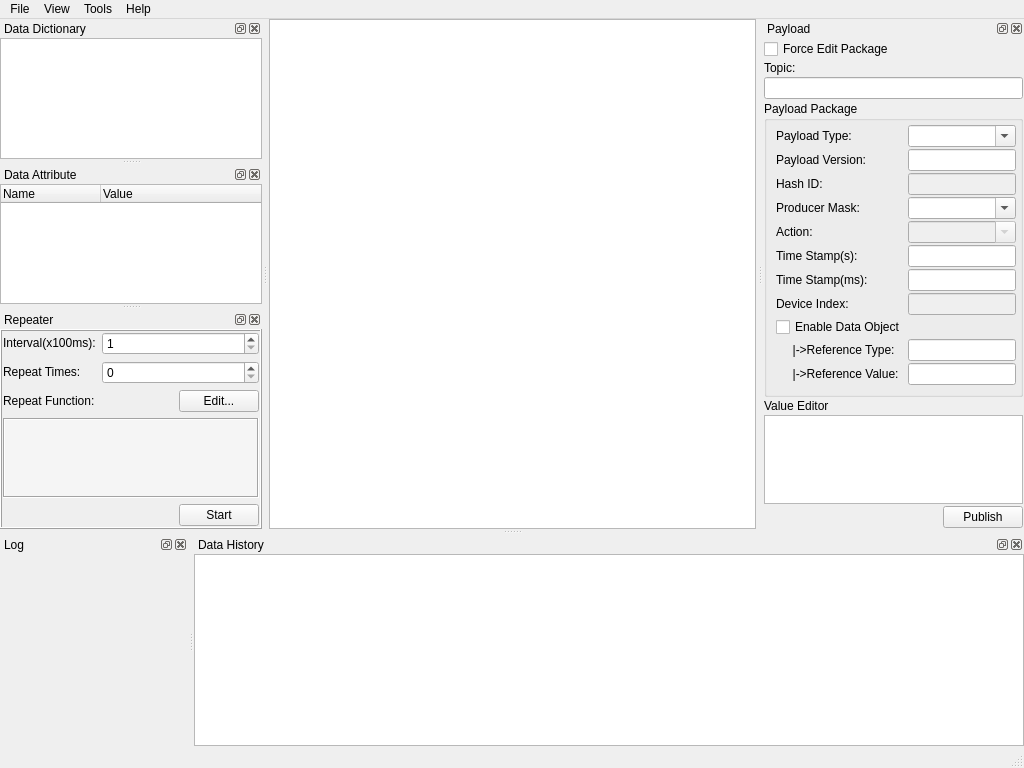
zhanddkk/mqtt-utility, file application/UiMainWin.ui: the form before one commit.
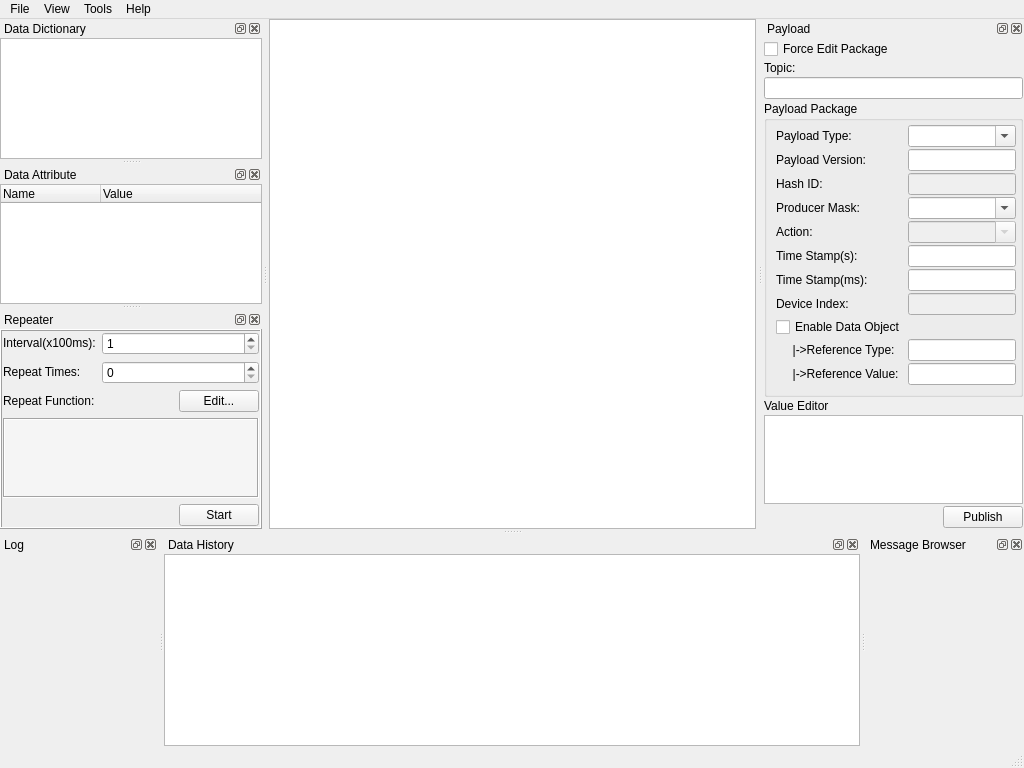
The form after the commit. Icons and pictures are not drawn.

Commit message: Add the message browser page for watching some special datagrams

Patch:
```diff
--- a/application/UiMainWin.ui
+++ b/application/UiMainWin.ui
@@ -745,11 +745,30 @@
     </layout>
    </widget>
   </widget>
-  <action name="actionImport">
-   <property name="text">
-    <string>Import</string>
+  <widget class="QDockWidget" name="mesg_browser_dock_widget">
+   <property name="windowTitle">
+    <string>Message Browser</string>
    </property>
-  </action>
+   <attribute name="dockWidgetArea">
+    <number>8</number>
+   </attribute>
+   <widget class="QWidget" name="dockWidgetContents_4">
+    <layout class="QGridLayout" name="gridLayout_10">
+     <property name="leftMargin">
+      <number>1</number>
+     </property>
+     <property name="topMargin">
+      <number>1</number>
+     </property>
+     <property name="rightMargin">
+      <number>1</number>
+     </property>
+     <property name="bottomMargin">
+      <number>1</number>
+     </property>
+    </layout>
+   </widget>
+  </widget>
   <action name="actionExit">
    <property name="text">
     <string>Exit</string>
```
Left out of the diff: 25 changed lines with no effect on the pictures. The commit also changes 13 other files.
